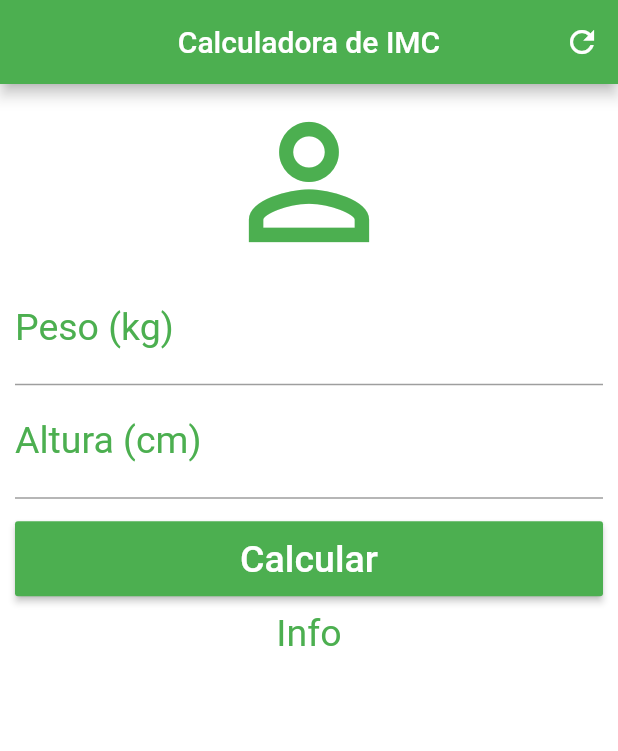
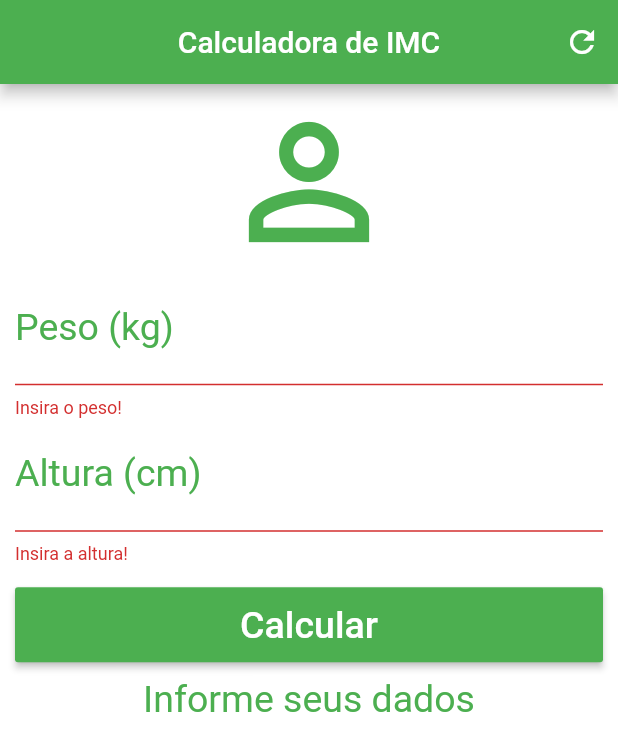
Before and after one commit to igorcm3/Mobile-Portfolio, a Flutter app: the screen it shows after launch, after a tap on "Calcular", on a phone screen of 412 x 824 dp. Shown: the top 751 px of the screen. Run offline on Flutter 3.47's test engine with Material 2 defaults, Android fonts, the phone set to English and light mode, and no system bars.

Commit message:
Adicioandos calculos de imc. Adicioandos controlladores para os textfields

```diff
--- a/imc_calc/lib/main.dart
+++ b/imc_calc/lib/main.dart
@@ -12,6 +12,41 @@ class Home extends StatefulWidget {
 }
 
 class _HomeState extends State<Home> {
+  TextEditingController weigthController = TextEditingController();
+  TextEditingController heigthController = TextEditingController();
+  GlobalKey<FormState> _formkey = GlobalKey<FormState>();
+  String _infoText = "Informe seus dados";
+  void _resetFields() {
+    weigthController.text = "";
+    heigthController.text = "";
+    setState(() {
+      _infoText = "Informe seus dados";
+      _formkey = GlobalKey<FormState>();
+    });
+  }
+
+  void _calculate() {
+    setState(() {
+      double weigth = double.parse(weigthController.text);
+      double height = double.parse(heigthController.text) / 100;
+      double imc = weigth / (height * height);
+      print(imc);
+      if (imc < 18.6) {
+        _infoText = "Abaixo no peso (${imc.toStringAsPrecision(4)})";
+      } else if (imc >= 18.6 && imc < 24.9) {
+        _infoText = "Peso ideal (${imc.toStringAsPrecision(4)})";
+      } else if (imc >= 24.9 && imc < 29.9) {
+        _infoText = "Levemente acima do peso (${imc.toStringAsPrecision(4)})";
+      } else if (imc >= 29.9 && imc < 34.9) {
+        _infoText = "Obesidade grau I (${imc.toStringAsPrecision(4)})";
+      } else if (imc >= 34.9 && imc < 39.9) {
+        _infoText = "Obesidade grau II (${imc.toStringAsPrecision(4)})";
+      } else if (imc >= 40) {
+        _infoText = "Obesidade grau III (${imc.toStringAsPrecision(4)})";
+      }
+    });
+  }
+
   @override
   Widget build(BuildContext context) {
     return Scaffold(
@@ -22,13 +57,17 @@ class _HomeState extends State<Home> {
         actions: <Widget>[
           IconButton(
             icon: Icon(Icons.refresh),
-            onPressed: () {},
+            onPressed: () {
+              _resetFields();
+            },
           )
         ],
       ),
       backgroundColor: Colors.white,
       body: SingleChildScrollView(
           padding: EdgeInsets.fromLTRB(10.0, 5.0, 10.0, 5.0),
+          child: Form(
+            key: _formkey,
             child: Column(
               crossAxisAlignment: CrossAxisAlignment.stretch,
               children: <Widget>[
@@ -37,7 +76,8 @@ class _HomeState extends State<Home> {
                   size: 120,
                   color: Colors.green,
                 ),
-            TextField(
+                TextFormField(
+                  controller: weigthController,
                   keyboardType: TextInputType.number,
                   decoration: InputDecoration(
                     labelText: "Peso (kg)",
@@ -47,8 +87,14 @@ class _HomeState extends State<Home> {
                   ),
                   textAlign: TextAlign.center,
                   style: TextStyle(color: Colors.green, fontSize: 25),
+                  validator: (value) {
+                    if (value.isEmpty) {
+                      return "Insira o peso!";
+                    }
+                  },
                 ),
-            TextField(
+                TextFormField(
+                  controller: heigthController,
                   keyboardType: TextInputType.number,
                   decoration: InputDecoration(
                     labelText: "Altura (cm)",
@@ -58,13 +104,22 @@ class _HomeState extends State<Home> {
                   ),
                   textAlign: TextAlign.center,
                   style: TextStyle(color: Colors.green, fontSize: 25),
+                  validator: (value) {
+                    if (value.isEmpty) {
+                      return "Insira a altura!";
+                    }
+                  },
                 ),
                 Padding(
                   padding: EdgeInsets.only(top: 15.0, bottom: 10.0),
                   child: Container(
                     height: 50.0,
                     child: RaisedButton(
-                  onPressed: () {},
+                      onPressed: () {
+                        if (_formkey.currentState.validate()) {
+                          _calculate();
+                        }
+                      },
                       child: Text(
                         "Calcular",
                         style: TextStyle(color: Colors.white, fontSize: 25.0),
@@ -74,13 +129,13 @@ class _HomeState extends State<Home> {
                   ),
                 ),
                 Text(
-              "Info",
+                  _infoText,
                   textAlign: TextAlign.center,
                   style: TextStyle(color: Colors.green, fontSize: 25.0),
                 ),
               ],
             ),
-      ),
+          )),
     );
   }
 }
```
Also changed, not shown: imc_calc/flutter_01.png (added). Lines whose indentation alone changed are shown as unchanged.
